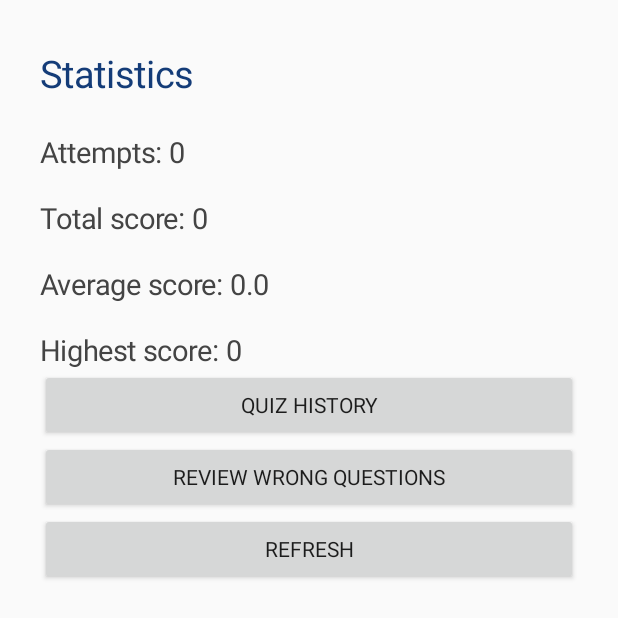
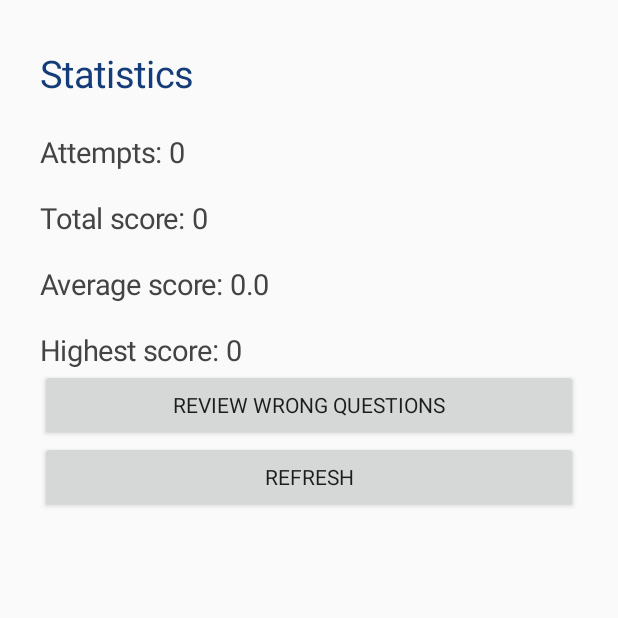
Before and after one commit to vietanhngo220-beep/bilingual-quiz-app, an Android app: the StatisticsActivity screen opened directly, with no data from a screen before it, on a phone screen of 412 x 824 dp. Shown: the top 618 px of the screen. Run offline under Robolectric (Android 15) with nearby library versions, the phone set to English and light mode, and no system bars.

Commit message:
Revert quiz history feature on main

```diff
--- a/app/src/main/AndroidManifest.xml
+++ b/app/src/main/AndroidManifest.xml
@@ -3,6 +3,5 @@
         <activity android:name=".MainActivity" android:exported="true"><intent-filter><action android:name="android.intent.action.MAIN" /><category android:name="android.intent.category.LAUNCHER" /></intent-filter></activity>
         <activity android:name=".ui.QuizActivity" /><activity android:name=".ui.GradeSelectionActivity" /><activity android:name=".ui.StatisticsActivity" />
         <activity android:name=".ui.WrongQuestionsActivity" />
-        <activity android:name=".ui.HistoryActivity" />
     </application>
 </manifest>
--- a/app/src/main/java/com/vietanh/bilingualquiz/ui/StatisticsActivity.java
+++ b/app/src/main/java/com/vietanh/bilingualquiz/ui/StatisticsActivity.java
@@ -6,7 +6,6 @@ import android.graphics.Color;
 import android.widget.Button;
 import android.widget.LinearLayout;
 import android.widget.TextView;
-import android.widget.ScrollView;
 import com.vietanh.bilingualquiz.data.QuizDbHelper;
 import com.vietanh.bilingualquiz.LanguageSettings;
 
@@ -16,11 +15,9 @@ public class StatisticsActivity extends Activity {
         super.onCreate(savedInstanceState);
         QuizDbHelper database = new QuizDbHelper(this);
         boolean vi = LanguageSettings.isVietnamese(this);
-        ScrollView scroll = new ScrollView(this);
         LinearLayout screen = new LinearLayout(this);
         screen.setOrientation(LinearLayout.VERTICAL);
         screen.setPadding(40, 48, 40, 40);
-        scroll.addView(screen);
 
         TextView title = new TextView(this);
         title.setText(vi ? "Thống kê kết quả" : "Statistics");
@@ -41,11 +38,6 @@ public class StatisticsActivity extends Activity {
         summary.setTextColor(Color.DKGRAY);
         screen.addView(summary);
 
-        Button historyButton = new Button(this);
-        historyButton.setText(vi ? "Lịch sử làm bài" : "Quiz history");
-        historyButton.setOnClickListener(view -> startActivity(
-                new android.content.Intent(this, HistoryActivity.class)));
-        screen.addView(historyButton);
         Button wrongQuestions = new Button(this);
         wrongQuestions.setText(vi ? "Xem câu sai" : "Review wrong questions");
         wrongQuestions.setOnClickListener(view -> startActivity(
@@ -56,7 +48,7 @@ public class StatisticsActivity extends Activity {
         refresh.setText(vi ? "Cập nhật thống kê" : "Refresh");
         refresh.setOnClickListener(view -> recreate());
         screen.addView(refresh);
-        setContentView(scroll);
+        setContentView(screen);
     }
 
     private String format(double value) {
```
Also changed, not shown: app/src/main/java/com/vietanh/bilingualquiz/data/QuizDbHelper.java (+0 -7 lines), app/src/main/java/com/vietanh/bilingualquiz/ui/HistoryActivity.java (deleted, +0 -79 lines).
